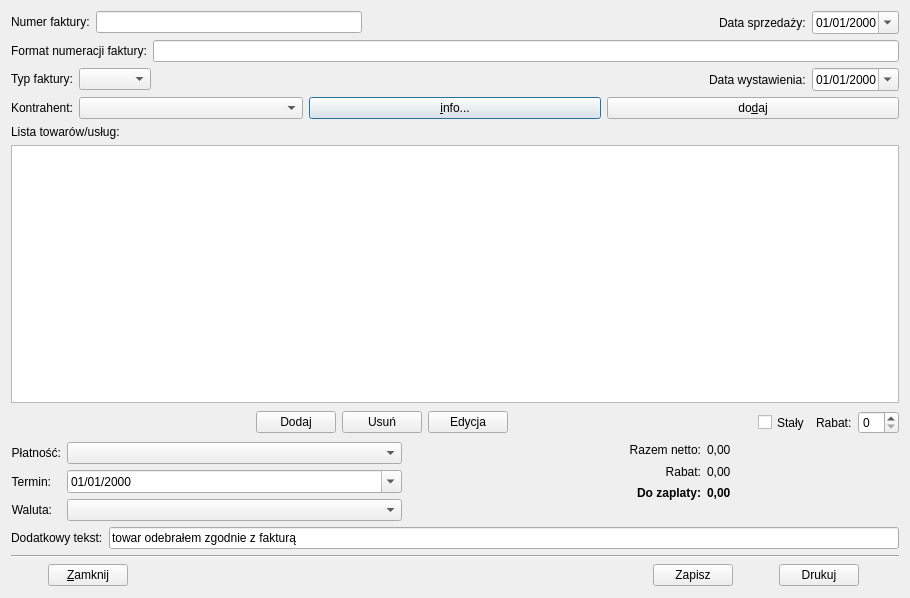
tkQCompany/qcompany, file qfaktury/ui/InvoiceDialog.ui: the form before one commit.
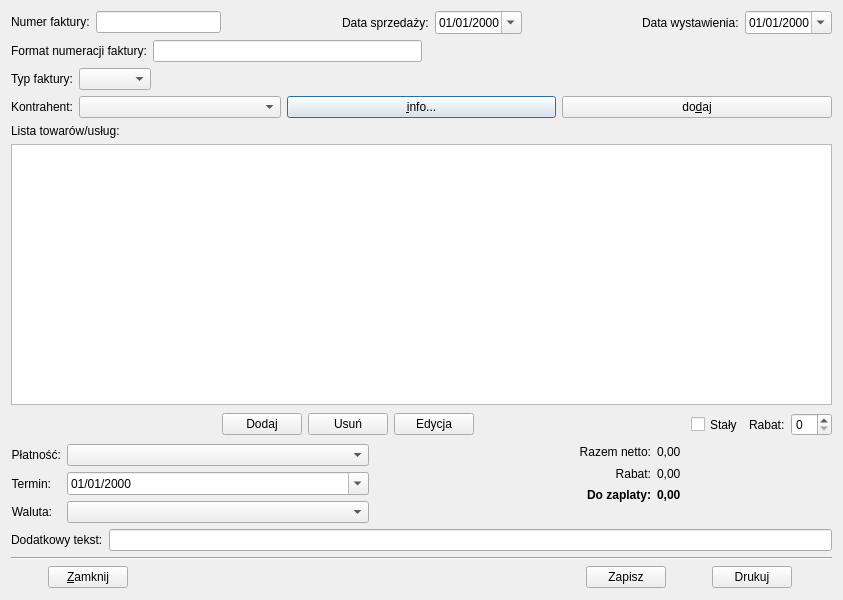
The form after the commit. Icons and pictures are not drawn.

```diff
--- a/qfaktury/ui/InvoiceDialog.ui
+++ b/qfaktury/ui/InvoiceDialog.ui
@@ -6,8 +6,8 @@
    <rect>
     <x>0</x>
     <y>0</y>
-    <width>910</width>
-    <height>598</height>
+    <width>843</width>
+    <height>600</height>
    </rect>
   </property>
   <property name="windowTitle">
@@ -19,7 +19,7 @@
   </property>
   <layout class="QVBoxLayout" name="verticalLayout_3">
    <item>
-    <layout class="QHBoxLayout" name="horizontalLayout_3">
+    <layout class="QHBoxLayout" name="horizontalLayout">
      <item>
       <layout class="QFormLayout" name="formLayout_2">
        <item row="0" column="0">
@@ -74,6 +74,9 @@
      </item>
      <item>
       <layout class="QFormLayout" name="formLayout_3">
+       <property name="fieldGrowthPolicy">
+        <enum>QFormLayout::AllNonFixedFieldsGrow</enum>
+       </property>
        <item row="0" column="0">
         <widget class="QLabel" name="labelDateOfSell">
          <property name="text">
@@ -99,60 +102,15 @@
        </item>
       </layout>
      </item>
-    </layout>
-   </item>
-   <item>
-    <layout class="QHBoxLayout" name="horizontalLayout_7">
      <item>
-      <widget class="QLabel" name="labelInvNumFormat">
-       <property name="text">
-        <string>Format numeracji faktury:</string>
-       </property>
-       <property name="buddy">
-        <cstring>lineEditInvNumFormat</cstring>
-       </property>
-      </widget>
-     </item>
-     <item>
-      <widget class="QLineEdit" name="lineEditInvNumFormat">
-       <property name="readOnly">
-        <bool>true</bool>
-       </property>
-      </widget>
-     </item>
-    </layout>
-   </item>
-   <item>
-    <layout class="QHBoxLayout" name="horizontalLayout">
-     <item>
-      <layout class="QFormLayout" name="formLayout_4">
-       <item row="0" column="0">
-        <widget class="QLabel" name="labelInvoiceType">
-         <property name="text">
-          <string>Typ faktury:</string>
-         </property>
-         <property name="buddy">
-          <cstring>comboBoxInvoiceType</cstring>
-         </property>
-        </widget>
-       </item>
-       <item row="0" column="1">
-        <widget class="QComboBox" name="comboBoxInvoiceType"/>
-       </item>
-      </layout>
-     </item>
-     <item>
-      <spacer name="spacer2">
+      <spacer name="horizontalSpacer">
        <property name="orientation">
         <enum>Qt::Horizontal</enum>
        </property>
-       <property name="sizeType">
-        <enum>QSizePolicy::Expanding</enum>
-       </property>
        <property name="sizeHint" stdset="0">
         <size>
-         <width>468</width>
-         <height>17</height>
+         <width>40</width>
+         <height>20</height>
         </size>
        </property>
       </spacer>
@@ -192,6 +150,81 @@
      </item>
     </layout>
    </item>
+   <item>
+    <layout class="QHBoxLayout" name="horizontalLayout_7">
+     <item>
+      <layout class="QFormLayout" name="formLayout_7">
+       <item row="0" column="0">
+        <widget class="QLabel" name="labelInvNumFormat">
+         <property name="text">
+          <string>Format numeracji faktury:</string>
+         </property>
+         <property name="buddy">
+          <cstring>lineEditInvNumFormat</cstring>
+         </property>
+        </widget>
+       </item>
+       <item row="0" column="1">
+        <widget class="QLineEdit" name="lineEditInvNumFormat">
+         <property name="readOnly">
+          <bool>true</bool>
+         </property>
+        </widget>
+       </item>
+      </layout>
+     </item>
+     <item>
+      <spacer name="horizontalSpacer_2">
+       <property name="orientation">
+        <enum>Qt::Horizontal</enum>
+       </property>
+       <property name="sizeHint" stdset="0">
+        <size>
+         <width>40</width>
+         <height>20</height>
+        </size>
+       </property>
+      </spacer>
+     </item>
+    </layout>
+   </item>
+   <item>
+    <layout class="QHBoxLayout" name="horizontalLayout_3">
+     <item>
+      <layout class="QFormLayout" name="formLayout_4">
+       <item row="0" column="0">
+        <widget class="QLabel" name="labelInvoiceType">
+         <property name="text">
+          <string>Typ faktury:</string>
+         </property>
+         <property name="buddy">
+          <cstring>comboBoxInvoiceType</cstring>
+         </property>
+        </widget>
+       </item>
+       <item row="0" column="1">
+        <widget class="QComboBox" name="comboBoxInvoiceType"/>
+       </item>
+      </layout>
+     </item>
+     <item>
+      <spacer name="spacer2">
+       <property name="orientation">
+        <enum>Qt::Horizontal</enum>
+       </property>
+       <property name="sizeType">
+        <enum>QSizePolicy::Expanding</enum>
+       </property>
+       <property name="sizeHint" stdset="0">
+        <size>
+         <width>468</width>
+         <height>17</height>
+        </size>
+       </property>
+      </spacer>
+     </item>
+    </layout>
+   </item>
    <item>
     <layout class="QHBoxLayout" name="horizontalLayout_6">
      <item>
@@ -630,7 +663,7 @@
      <item>
       <widget class="QLineEdit" name="lineEditAdditionalText">
        <property name="text">
-        <string>towar odebrałem zgodnie z fakturą</string>
+        <string/>
        </property>
       </widget>
      </item>
```
Left out of the diff: 1 changed line with no effect on the pictures.
